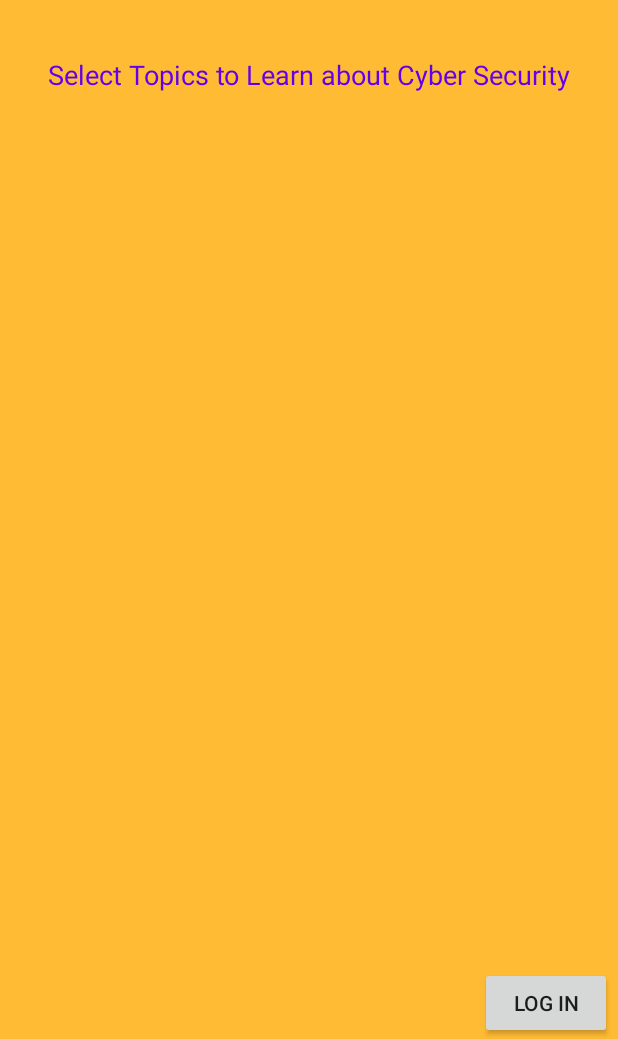
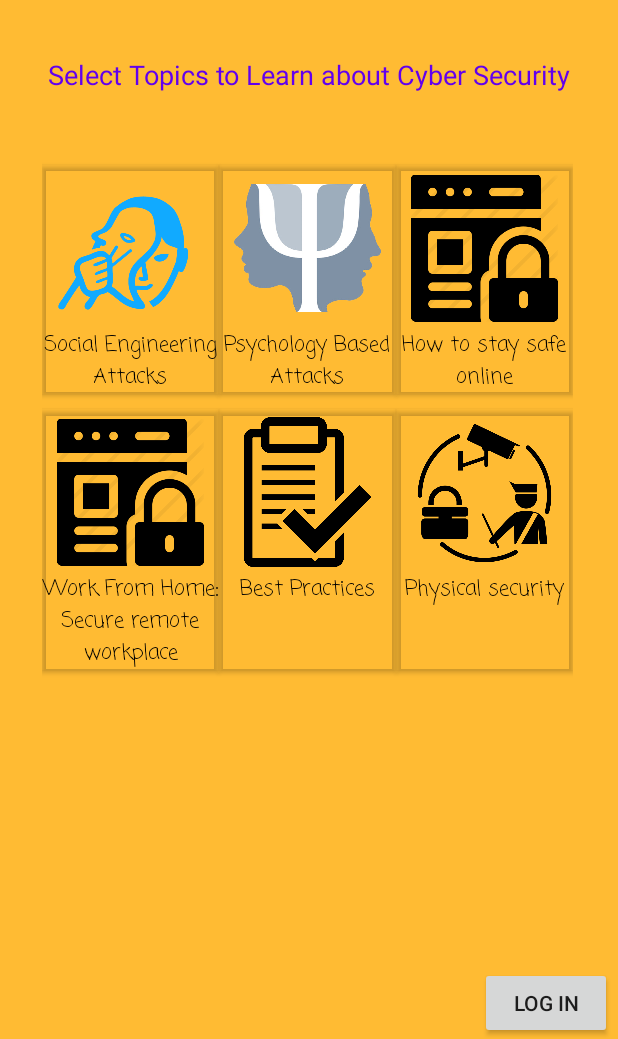
Before and after one commit to briyyoung/cyberseced, an Android app: the screen it shows after launch (MainActivity), on a phone screen of 412 x 824 dp, the part 197-1236 px from its top. Run offline under Robolectric (Android 15) with nearby library versions, the phone set to English and light mode, and no system bars; our stand-ins replace Room's generated code.

Commit message:
mainacitivty adapter xml and java

```diff
--- a/app/src/main/java/com/example/cyberseced/MainActivity.java
+++ b/app/src/main/java/com/example/cyberseced/MainActivity.java
@@ -11,18 +11,43 @@ import android.widget.EditText;
 
 import com.google.android.material.textfield.TextInputLayout;
 
+import androidx.recyclerview.widget.GridLayoutManager;
 import androidx.recyclerview.widget.LinearLayoutManager;
 import androidx.recyclerview.widget.RecyclerView;
 import androidx.room.Room;
 
 public class MainActivity extends AppCompatActivity {
-
+    public static final String MESSAGE = "This is from MainActivity";
+    private static final String TAG = "";
+    private RecyclerView mainActivityView;
+    private RecyclerView.Adapter mAdapter;
+    private RecyclerView.LayoutManager mLayoutManager;
 
     @Override
     protected void onCreate(Bundle savedInstanceState) {
         super.onCreate(savedInstanceState);
         setContentView(R.layout.activity_main);
 
+        mainActivityView = findViewById(R.id.mainActivityView);
+        mainActivityView.setHasFixedSize(true);
+        mLayoutManager = new GridLayoutManager(this, 3);
+        mainActivityView.setLayoutManager(mLayoutManager);
+
+        MainActivityAdapter.RecyclerViewClickListener listener = new MainActivityAdapter.RecyclerViewClickListener() {
+            @Override
+            public void onClick(View view, int position) {
+                Topic topic = Topic.getTopics().get(position);
+
+                Intent intent = new Intent(MainActivity.this, TopicHome.class);
+                intent.putExtra(MESSAGE, topic.getName());
+                startActivity(intent);
+
+            }
+        };
+
+        mAdapter = new MainActivityAdapter(Topic.getTopics(), listener);
+        mainActivityView.setAdapter(mAdapter);
+
     }
 
 }
--- a/app/src/main/java/com/example/cyberseced/MainActivityAdapter.java
+++ b/app/src/main/java/com/example/cyberseced/MainActivityAdapter.java
@@ -11,25 +11,56 @@ import androidx.annotation.NonNull;
 import java.util.ArrayList;
 
 public class MainActivityAdapter extends RecyclerView.Adapter<MainActivityAdapter.MainActivityViewHolder> {
+
+    private ArrayList<Topic> mTopics;
+    private RecyclerViewClickListener mListener;
+
+    public MainActivityAdapter(ArrayList<Topic> topics, RecyclerViewClickListener listener) {
+        mTopics = topics;
+        mListener = listener;
+    }
+
     @NonNull
     @Override
     public MainActivityViewHolder onCreateViewHolder(@NonNull ViewGroup parent, int viewType) {
-        return null;
+        View v = LayoutInflater.from(parent.getContext()).inflate(R.layout.activity_main_adapter, parent, false);
+        return new MainActivityViewHolder(v, mListener);
+    }
+
+    public interface RecyclerViewClickListener {
+        void onClick(View view, int position);
     }
 
     @Override
     public void onBindViewHolder(@NonNull MainActivityViewHolder holder, int position) {
+        Topic topic = mTopics.get(position);
+        holder.topicName.setText(topic.getName());
 
+        int icon = holder.itemView.getContext().getResources().getIdentifier("pic_" + topic.getPicture(), "drawable", "com.example.cyberseced");
+        holder.topicPic.setImageResource(icon);
     }
 
     @Override
     public int getItemCount() {
-        return 0;
+        return mTopics.size();
     }
 
-    public class MainActivityViewHolder extends RecyclerView.ViewHolder {
-        public MainActivityViewHolder(@NonNull View itemView) {
-            super(itemView);
+    public class MainActivityViewHolder extends RecyclerView.ViewHolder implements View.OnClickListener{
+        public TextView topicName;
+        public ImageView topicPic;
+        private RecyclerViewClickListener mListener;
+
+        public MainActivityViewHolder(@NonNull View v, RecyclerViewClickListener listener) {
+            super(v);
+            mListener = listener;
+            v.setOnClickListener(this);
+            topicName = v.findViewById(R.id.topicNameList);
+            topicPic = v.findViewById(R.id.topicPicList);
+        }
+
+        @Override
+        public void onClick(View view) {
+            mListener.onClick(view, getAdapterPosition());
         }
     }
 }
--- /dev/null
+++ b/app/src/main/java/com/example/cyberseced/Topic.java
@@ -0,0 +1,70 @@
+package com.example.cyberseced;
+
+import java.util.ArrayList;
+
+public class Topic {
+
+    private String name;
+    private int picture;
+    private String description;
+
+    public String getName() {
+        return name;
+    }
+
+    public void setName(String name) {
+        this.name = name;
+    }
+
+    public int getPicture() {
+        return picture;
+    }
+
+    public void setPicture(int picture) {
+        this.picture = picture;
+    }
+
+    public String getDescription() {
+        return description;
+    }
+
+    public void setDescription(String description) {
+        this.description = description;
+    }
+
+
+    //topic constructor
+    public Topic(String name, int picture, String description){
+        this.name = name;
+        this.picture = picture;
+        this.description = description;
+    }
+
+    //method that would get you one planet.
+    public static Topic getTopic(String name){
+        for (Topic topic : getTopics()){
+            if(topic.getName().equals(name)){
+                return topic;
+            }
+        }
+        return null;
+    }
+
+    public static ArrayList<Topic> getTopics(){
+        ArrayList<Topic> topics = new ArrayList<>();
+        topics.add(new Topic("Social Engineering Attacks",1,
+                "Social Engineering attacks are blablabla . . . . ."));
+        topics.add(new Topic("Psychology Based Attacks",2,
+                "Psychology based attacks could be scam blablabla . . . . ."));
+        topics.add(new Topic("How to stay safe online",3,
+                "To stay safe online blablabla . . . . ."));
+        topics.add(new Topic("Work From Home: Secure remote workplace",4,
+                "Work from home guide to stay safe blablabla . . . . ."));
+        topics.add(new Topic("Best Practices",5,
+                "Best practices to stay safe while work from home blablabla . . . . ."));
+        topics.add(new Topic("Physical security",6,
+                "Physical security from quit pro quo skrta blablabla . . . . ."));
+        return topics;
+    }
+
+}
--- a/app/src/main/res/layout/activity_main_adapter.xml
+++ b/app/src/main/res/layout/activity_main_adapter.xml
@@ -3,7 +3,10 @@
     xmlns:app="http://schemas.android.com/apk/res-auto"
     xmlns:tools="http://schemas.android.com/tools"
     android:layout_width="wrap_content"
-    android:layout_height="wrap_content">
+    android:layout_height="wrap_content"
+    android:elevation="0dp"
+    app:cardBackgroundColor="@android:color/transparent"
+    android:layout_marginTop="10dp">
 
     <RelativeLayout
         android:layout_width="wrap_content"
@@ -16,10 +19,10 @@
             android:layout_alignParentTop="true"
             android:layout_marginEnd="10dp"
             android:layout_marginStart="10dp"
-            android:layout_marginTop="0dp"
+            android:layout_marginTop="5dp"
             android:elevation="0dp"
             android:foregroundGravity="center"
-            android:src="@mipmap/ic_launcher_round"
+            android:src="@drawable/ic_launcher_foreground"
             tools:ignore="ContentDescription" />
 
         <TextView
@@ -30,8 +33,9 @@
             android:layout_centerInParent="true"
             android:layout_marginTop="4dp"
             android:fontFamily="casual"
-            android:textColor="#faf4ff"
-            android:textSize="18sp" />
+            android:textColor="#000000"
+            android:textSize="14sp"
+            android:textAlignment="center"/>
     </RelativeLayout>
 
 </androidx.cardview.widget.CardView>
--- /dev/null
+++ b/app/src/main/res/layout/topic_home.xml
@@ -0,0 +1,6 @@
+<?xml version="1.0" encoding="utf-8"?>
+<androidx.constraintlayout.widget.ConstraintLayout
+    xmlns:android="http://schemas.android.com/apk/res/android" android:layout_width="match_parent"
+    android:layout_height="match_parent">
+
+</androidx.constraintlayout.widget.ConstraintLayout>
```
Also changed, not shown: app/src/main/java/com/example/cyberseced/TopicHome.java (added, +12 -0 lines), app/src/main/res/drawable/pic_1.png (added), app/src/main/res/drawable/pic_2.png (added), app/src/main/res/drawable/pic_3.png (added), app/src/main/res/drawable/pic_4.png (added), app/src/main/res/drawable/pic_5.png (added), app/src/main/res/drawable/pic_6.png (added).
